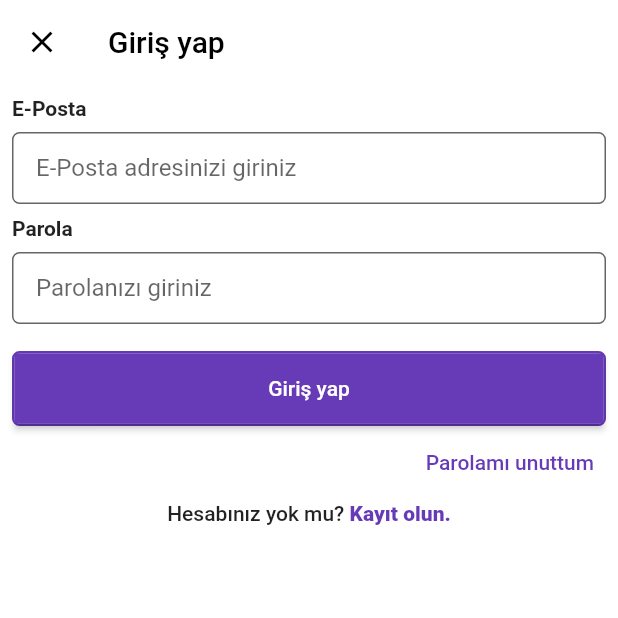
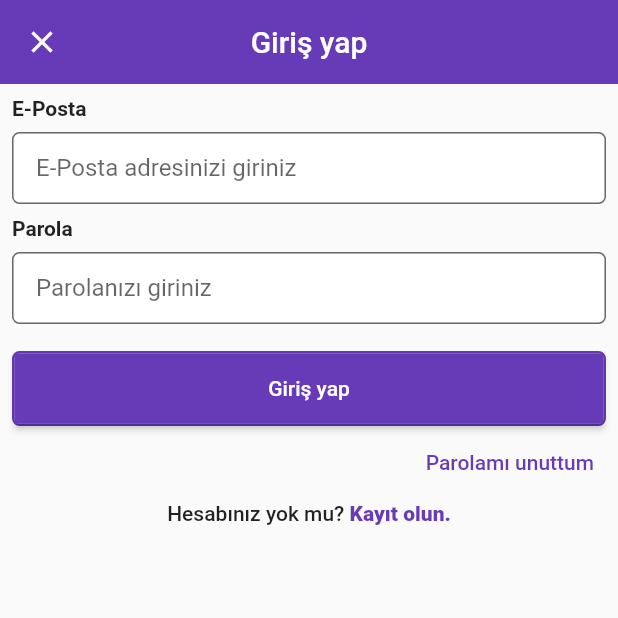
Before and after one commit to berkanaslan/flutter_live_chat_app, a Flutter app: the screen it shows after launch, after a tap on "E-Posta ile devam et", on a phone screen of 412 x 824 dp, the top half of it. Run offline on Flutter 3.47's test engine with Material 2 defaults, Android fonts, the phone set to English and light mode, and no system bars; our stand-ins replace cloud_firestore, firebase_auth, firebase_core, firebase_storage, get_it, google_fonts and 2 more; accounts and stored records are empty.

Commit message:
Updated appbar

```diff
--- a/lib/app/profile.dart
+++ b/lib/app/profile.dart
@@ -36,7 +36,11 @@ class _ProfilePageState extends State<ProfilePage> {
 
     return Scaffold(
       appBar: AppBar(
-        title: Text("Profil"),
+        centerTitle: true,
+        elevation: 0,
+        title: Text(
+          "Profil",
+        ),
         actions: [
           FlatButton(
             child: Text(
--- a/lib/app/sign_in/mail_and_pass_form.dart
+++ b/lib/app/sign_in/mail_and_pass_form.dart
@@ -80,17 +80,12 @@ class _MailAndPassFormState extends State<MailAndPassForm> {
     }
 
     return Scaffold(
-      backgroundColor: Colors.white,
       appBar: AppBar(
-        iconTheme: IconThemeData(
-          color: Colors.black,
-        ),
+        centerTitle: true,
+        elevation: 0,
         title: Text(
           _buttonText,
-          style: TextStyle(color: Colors.black),
         ),
-        backgroundColor: Colors.white,
-        elevation: 0,
       ),
       body: _userViewModel.state == ViewState.Idle
           ? SingleChildScrollView(
--- a/lib/app/sign_in/sign_in_page.dart
+++ b/lib/app/sign_in/sign_in_page.dart
@@ -11,11 +11,10 @@ class SignInPage extends StatelessWidget {
   @override
   Widget build(BuildContext context) {
     return Scaffold(
-      backgroundColor: Colors.white,
       appBar: AppBar(
-        backgroundColor: Colors.white,
         centerTitle: true,
         elevation: 0,
+        backgroundColor: ThemeData.light().scaffoldBackgroundColor,
         iconTheme: IconThemeData(
           color: Colors.black,
         ),
--- a/lib/app/users.dart
+++ b/lib/app/users.dart
@@ -5,7 +5,8 @@ class UsersPage extends StatelessWidget {
   Widget build(BuildContext context) {
     return Scaffold(
       appBar: AppBar(
-        title: Text("Tüm kullanıcılar"),
+        centerTitle: true,
+        title: Text("Sohbet"),
       ),
       body: Center(
         child: Text("Kullanıcılar sayfası"),
```
